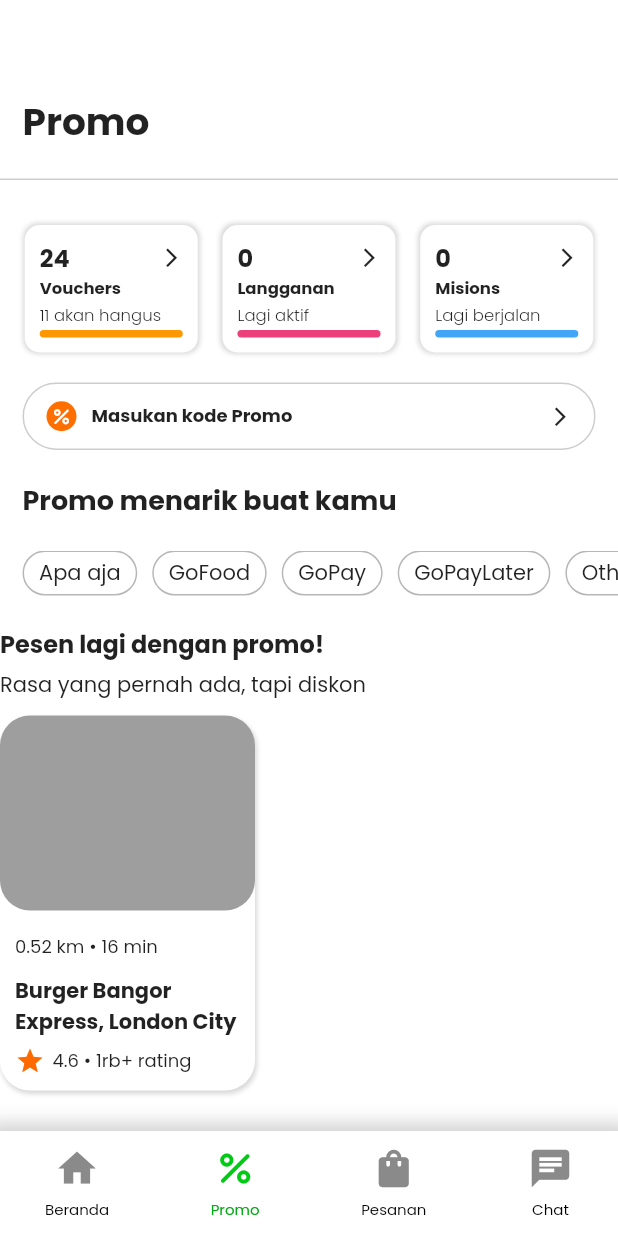
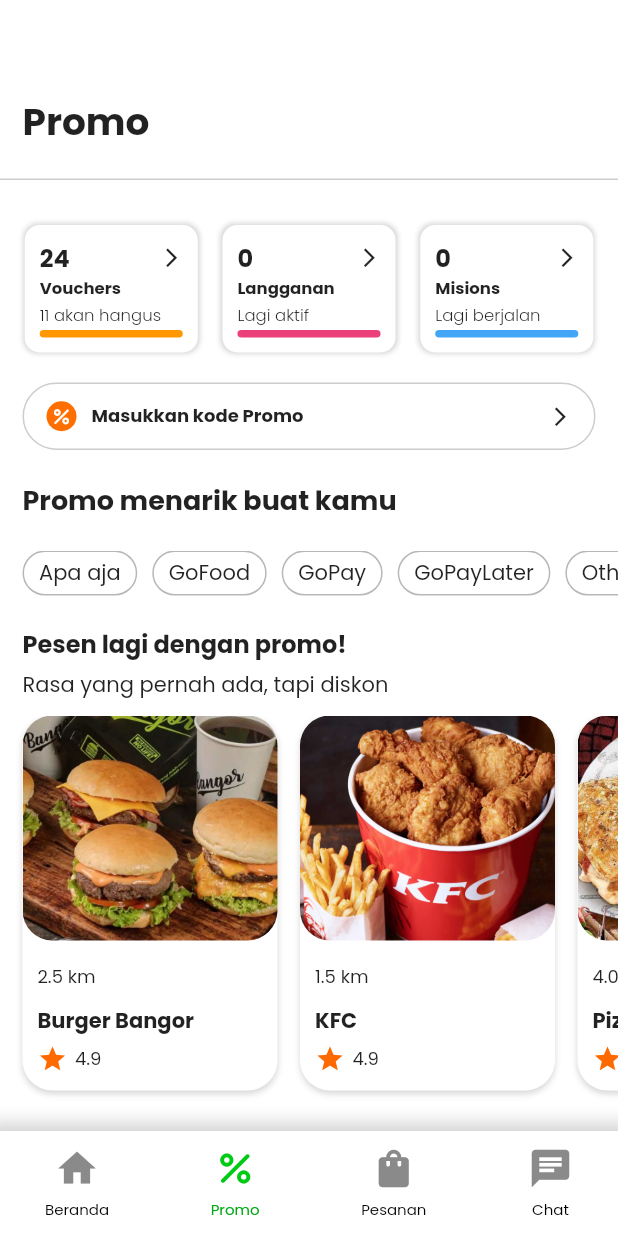
Before and after one commit to zakoraa/gojek-clone, a Flutter app: the screen it shows after launch, item 2 of the bottom bar chosen, on a phone screen of 412 x 824 dp. Run offline on Flutter 3.47's test engine with Material 2 defaults, Android fonts, the phone set to English and light mode, and no system bars; drawn by our look-alikes of auto_size_text; our stand-ins replace bloc, flutter_bloc, google_fonts.

Commit message:
[UPDATE] promo page view

```diff
--- a/lib/module/home/view/home_view.dart
+++ b/lib/module/home/view/home_view.dart
@@ -1,7 +1,7 @@
 import 'package:flutter/material.dart';
 import 'package:gojek/module/home/widget/app_bar_costum.dart';
 import 'package:gojek/module/home/widget/event.dart';
-import 'package:gojek/module/home/widget/gopay_later.dart';
+import 'package:gojek/shared/widgets/gopay_later.dart';
 import 'package:gojek/module/home/widget/grid_view_widget.dart';
 import 'package:gojek/module/home/widget/header.dart';
 import 'package:gojek/module/home/widget/recommendation_place.dart';
@@ -40,14 +40,18 @@ class HomeView extends StatelessWidget {
                 ),
                 const Header(),
                 const SizedBox(
-                height: 25.0,
+                  height: 25.0,
                 ),
                 const GridViewWidget(),
                 const RecommendationPlace(),
                 const SizedBox(
                   height: 20.0,
                 ),
-                const GopayLater(),
+                const GopayLater(
+                  title: "Lebih Ringan tiap Senin 🤩",
+                  description:
+                      "Karena ada traktiran cicilan 3 bulan 0% Gopay Later di Tokopedia + BEBAS ongkir dengan min. belanja 100RB.",
+                ),
                 Column(
                   children: List.generate(
                       eventContent.length,
@@ -64,7 +68,6 @@ class HomeView extends StatelessWidget {
             ),
           ),
           const AppBarCustom(),
-
         ],
       ),
     ));
--- /dev/null
+++ b/lib/module/promo/list/interesting_promo_list.dart
@@ -0,0 +1,62 @@
+List<Map<String, dynamic>> products = [
+  {
+    "productName" : "Burger Bangor",
+    "image" : "assets/productImages/bangor.jpg",
+    "distance" : 2.5,
+    "rating" : 4.9
+  },
+  {
+    "productName" : "KFC",
+    "image" : "assets/productImages/kfc.png",
+    "distance" : 1.5,
+    "rating" : 4.9
+  },
+  {
+    "productName" : "Pizza Hut",
+    "image" : "assets/productImages/pizza_hut.jpg",
+    "distance" : 4.0,
+    "rating" : 4.8
+  },
+  {
+    "productName" : "Sushi",
+    "image" : "assets/productImages/sushi.jpg",
+    "distance" : 0.5,
+    "rating" : 4.5
+  },
+  {
+    "productName" : "Nasi Padang",
+    "image" : "assets/productImages/naspad.jpeg",
+    "distance" : 1.0,
+    "rating" : 4.3
+  },
+  {
+    "productName" : "Nasi Goreng",
+    "image" : "assets/productImages/nasgor.jpg",
+    "distance" : 7.0,
+    "rating" : 3.9
+  },
+  {
+    "productName" : "Burger King",
+    "image" : "assets/productImages/burger_king.jpg",
+    "distance" : 2.5,
+    "rating" : 4.6
+  },
+  {
+    "productName" : "Kopi Hitam Bandung",
+    "image" : "assets/productImages/kopi.jpg",
+    "distance" : 0.3,
+    "rating" : 3.5
+  },
+  {
+    "productName" : "Mie Gacoan",
+    "image" : "assets/productImages/mie_gajoan.jpg",
+    "distance" : 3.0,
+    "rating" : 3.7
+  },
+  {
+    "productName" : "Es Teh Indonesia",
+    "image" : "assets/productImages/teh.jpg",
+    "distance" : 2.5,
+    "rating" : 4.5
+  },
+];
--- a/lib/module/promo/view/promo_view.dart
+++ b/lib/module/promo/view/promo_view.dart
@@ -1,10 +1,11 @@
 import 'package:flutter/material.dart';
 import 'package:gojek/module/promo/widget/app_bar.dart';
 import 'package:gojek/module/promo/widget/code.dart';
+import 'package:gojek/shared/widgets/gopay_later.dart';
 import 'package:gojek/shared/widgets/product_promo.dart';
 
 import '../widget/header_promo.dart';
-import '../widget/interesting .dart';
+import '../widget/interesting_promo.dart.dart';
 
 class PromoView extends StatelessWidget {
   const PromoView({super.key});
@@ -18,6 +19,7 @@ class PromoView extends StatelessWidget {
         child: const Stack(
           children: [
             SingleChildScrollView(
+              physics: BouncingScrollPhysics(),
               child: Column(
                 children: [
                   SizedBox(
@@ -35,7 +37,26 @@ class PromoView extends StatelessWidget {
                   SizedBox(
                     height: 20.0,
                   ),
-                  ProductPromo()
+                  ProductPromo(
+                      title: "Pesen lagi dengan promo!",
+                      description: "Rasa yang pernah ada, tapi diskon"),
+                  ProductPromo(
+                      title: "Hemat ongkir 8rb",
+                      description: "Pesen yang nikmat di resto-resto ini"),
+                  GopayLater(
+                      title: "Cashback QRIS Unlimited?💸",
+                      description:
+                          "Cuma Rp1! CAshback bayar QRIS gak habis-habis Cek Sekarang!"),
+                  ProductPromo(
+                      title: "Promo menarik dari resto populer",
+                      description:
+                          "Buat kenyangin perrut kamu, kamu yang tentuin!"),
+                  ProductPromo(
+                      title: "Resto dengan Rating jempolan",
+                      description: "Disponsori"),
+                  SizedBox(
+                    height: 70.0,
+                  ),
                 ],
               ),
             ),
--- a/lib/module/promo/widget/code.dart
+++ b/lib/module/promo/widget/code.dart
@@ -36,7 +36,7 @@ class PromoCode extends StatelessWidget {
               width: 10.0,
             ),
             const AutoSizeText(
-              "Masukan kode Promo",
+              "Masukkan kode Promo",
               maxLines: 1,
               minFontSize: 10,
               style: TextStyle(fontWeight: FontWeight.bold, fontSize: 12),
--- a/lib/module/home/widget/gopay_later.dart
+++ b/lib/shared/widgets/gopay_later.dart
@@ -2,7 +2,9 @@ import 'package:auto_size_text/auto_size_text.dart';
 import 'package:flutter/material.dart';
 
 class GopayLater extends StatelessWidget {
-  const GopayLater({super.key});
+  const GopayLater({super.key, required this.title, required this.description});
+
+  final String title, description;
 
   @override
   Widget build(BuildContext context) {
@@ -25,27 +27,27 @@ class GopayLater extends StatelessWidget {
           const SizedBox(
             height: 5.0,
           ),
-          const Padding(
-            padding: EdgeInsets.symmetric(horizontal: 15),
+          Padding(
+            padding: const EdgeInsets.symmetric(horizontal: 15),
             child: AutoSizeText(
-              "Lebih Ringan tiap Senin 🤩",
+              title,
               maxLines: 2,
               overflow: TextOverflow.ellipsis,
               minFontSize: 12,
-              style: TextStyle(
+              style: const TextStyle(
                 fontSize: 14,
                 fontWeight: FontWeight.bold,
               ),
             ),
           ),
-          const Padding(
-            padding: EdgeInsets.symmetric(horizontal: 15),
+          Padding(
+            padding: const EdgeInsets.symmetric(horizontal: 15),
             child: AutoSizeText(
-              "Karena ada traktiran cicilan 3 bulan 0% Gopay Later di Tokopedia + BEBAS ongkir dengan min. belanja 100RB.",
+              description,
               maxLines: 2,
               overflow: TextOverflow.ellipsis,
               minFontSize: 10,
-              style: TextStyle(
+              style: const TextStyle(
                 fontSize: 12,
               ),
             ),
--- a/lib/shared/widgets/product_promo.dart
+++ b/lib/shared/widgets/product_promo.dart
@@ -1,35 +1,56 @@
 import 'package:auto_size_text/auto_size_text.dart';
 import 'package:flutter/material.dart';
+import 'package:gojek/module/promo/list/interesting_promo_list.dart';
 import 'package:gojek/shared/theme/color.dart';
 
 class ProductPromo extends StatelessWidget {
-  const ProductPromo({super.key});
+  const ProductPromo(
+      {super.key, required this.title, required this.description});
+
+  final String title, description;
 
   @override
   Widget build(BuildContext context) {
+    List<Map<String, dynamic>> productPromotions = List.from(products);
     return SizedBox(
-      height: 400,
+      height: 350,
       width: MediaQuery.of(context).size.width,
       child: Column(
         crossAxisAlignment: CrossAxisAlignment.start,
         children: [
-          const Text(
-            "Pesen lagi dengan promo!",
-            style: TextStyle(
+          Padding(
+            padding: const EdgeInsets.only(left: 15),
+            child: Text(
+              title,
+              style: const TextStyle(
                 fontWeight: FontWeight.bold,
+              ),
             ),
           ),
           const SizedBox(
             height: 5.0,
           ),
-          const Text(
-            "Rasa yang pernah ada, tapi diskon",
-            style: TextStyle(fontSize: 14),
+          Padding(
+            padding: const EdgeInsets.only(left: 15),
+            child: Text(
+              description,
+              style: const TextStyle(fontSize: 14),
+            ),
           ),
           const SizedBox(
             height: 10.0,
           ),
-          Container(
+          SizedBox(
+            height: 260,
+            width: MediaQuery.of(context).size.width,
+            child: ListView.builder(
+              physics: const BouncingScrollPhysics(),
+              scrollDirection: Axis.horizontal,
+              itemCount: productPromotions.length,
+              itemBuilder: (context, index) => Container(
+                margin: index == productPromotions.length - 1
+                    ? const EdgeInsets.only(right: 15, left: 15, bottom: 10)
+                    : const EdgeInsets.only(left: 15, bottom: 10),
                 height: 250,
                 width: 170,
                 decoration: BoxDecoration(
@@ -37,61 +58,64 @@ class ProductPromo extends StatelessWidget {
                     color: Colors.white,
                     boxShadow: [
                       BoxShadow(
-                      blurRadius: 2,
+                          blurRadius: 3,
                           color: CustomColor.boxShadow,
-                      offset: const Offset(1, 2))
+                          offset: const Offset(0, 2))
                     ]),
                 child: Column(
                   crossAxisAlignment: CrossAxisAlignment.start,
                   children: [
-                Container(
-                  height: 130,
+                    SizedBox(
+                      height: 150,
                       width: MediaQuery.of(context).size.width,
-                  decoration: BoxDecoration(
-                      color: Colors.grey,
-                      borderRadius: BorderRadius.circular(20)),
+                      child: ClipRRect(
+                          borderRadius: BorderRadius.circular(20),
+                          child: Image.asset(
+                            productPromotions[index]["image"],
+                            fit: BoxFit.cover,
+                          )),
                     ),
-                // Image.asset(""),
                     const SizedBox(
                       height: 10.0,
                     ),
-                const Padding(
-                  padding: EdgeInsets.symmetric(horizontal: 10, vertical: 5),
+                    Padding(
+                      padding: const EdgeInsets.symmetric(
+                          horizontal: 10, vertical: 5),
                       child: Column(
                         crossAxisAlignment: CrossAxisAlignment.start,
                         children: [
                           Text(
-                        "0.52 km • 16 min",
-                        style: TextStyle(fontSize: 12),
+                            "${productPromotions[index]["distance"]} km",
+                            style: const TextStyle(fontSize: 12),
                           ),
-                      SizedBox(
+                          const SizedBox(
                             height: 10.0,
                           ),
                           AutoSizeText(
-                        "Burger Bangor Express, London City",
+                            productPromotions[index]["productName"],
                             maxLines: 2,
                             overflow: TextOverflow.ellipsis,
-                        style: TextStyle(
+                            style: const TextStyle(
                                 fontWeight: FontWeight.bold, fontSize: 14),
                           ),
-                      SizedBox(
+                          const SizedBox(
                             height: 5.0,
                           ),
                           Row(
                             children: [
-                          Icon(
+                              const Icon(
                                 Icons.star_outlined,
                                 color: Color.fromARGB(255, 255, 106, 0),
                                 size: 20,
                               ),
-                          SizedBox(
+                              const SizedBox(
                                 width: 5.0,
                               ),
                               AutoSizeText(
-                            "4.6 • 1rb+ rating",
+                                "${productPromotions[index]["rating"]}",
                                 maxLines: 1,
                                 overflow: TextOverflow.ellipsis,
-                            style: TextStyle(fontSize: 12),
+                                style: const TextStyle(fontSize: 12),
                               )
                             ],
                           )
@@ -100,6 +124,8 @@ class ProductPromo extends StatelessWidget {
                     )
                   ],
                 ),
+              ),
+            ),
           )
         ],
       ),
```
Also changed, not shown: lib/module/promo/widget/interesting_promo.dart.dart (renamed from lib/module/promo/widget/interesting .dart). Lines whose indentation alone changed are shown as unchanged.
